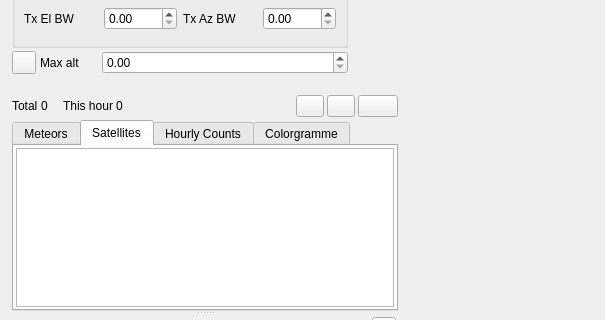
Old version of the form plugins/channelrx/meteor/meteorgui.ui in the repository srcejon/sdrangel; both pictures show x 0 to 605 and y 397 to 717 of the 605 by 1155 pixel window.
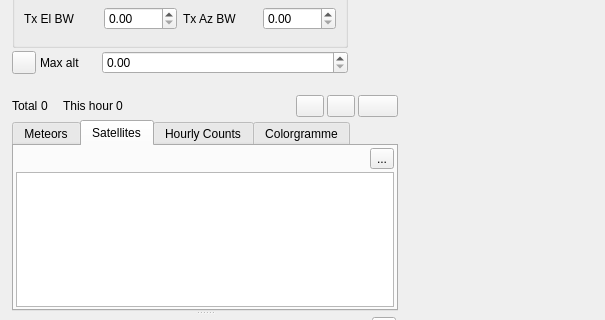
New version of the form. The open tabs and pages were chosen to show the change. Icons and pictures are not drawn. Custom widgets are drawn as their Qt base class.

```diff
--- a/plugins/channelrx/meteor/meteorgui.ui
+++ b/plugins/channelrx/meteor/meteorgui.ui
@@ -624,6 +624,43 @@
         <property name="bottomMargin">
          <number>2</number>
         </property>
+        <item>
+         <layout class="QHBoxLayout" name="satellitesToolsLayout">
+          <item>
+           <spacer name="satellitesToolsSpacer">
+            <property name="orientation">
+             <enum>Qt::Horizontal</enum>
+            </property>
+            <property name="sizeHint" stdset="0">
+             <size>
+              <width>40</width>
+              <height>20</height>
+             </size>
+            </property>
+           </spacer>
+          </item>
+          <item>
+           <widget class="QToolButton" name="satelliteCatalogInfo">
+            <property name="maximumSize">
+             <size>
+              <width>28</width>
+              <height>28</height>
+             </size>
+            </property>
+            <property name="toolTip">
+             <string>Show satellite catalog and tracking statistics</string>
+            </property>
+            <property name="text">
+             <string>...</string>
+            </property>
+            <property name="icon">
+             <iconset resource="../../../sdrgui/resources/res.qrc">
+              <normaloff>:/info.png</normaloff>:/info.png</iconset>
+            </property>
+           </widget>
+          </item>
+         </layout>
+        </item>
         <item>
          <widget class="QTableWidget" name="satellitesTable">
           <property name="minimumSize">
```
